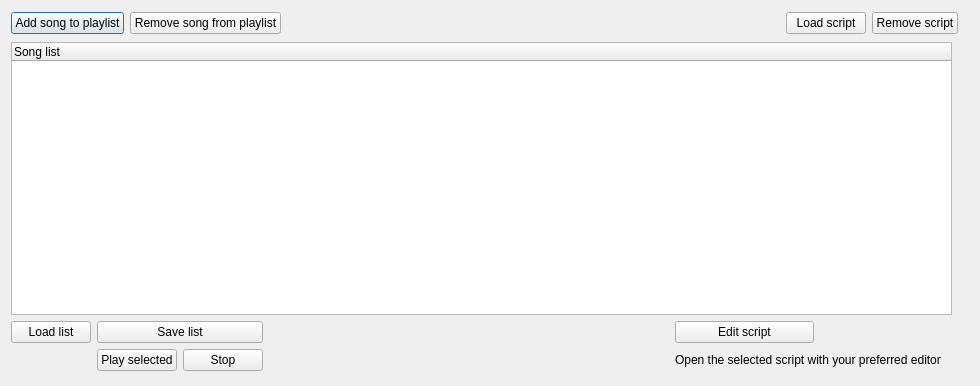
This is gui/src/PlaylistEditor/PlaylistDialog_UI.ui in hydrogen-music/hydrogen as Qt 5 draws it before an edit. The edited form follows.
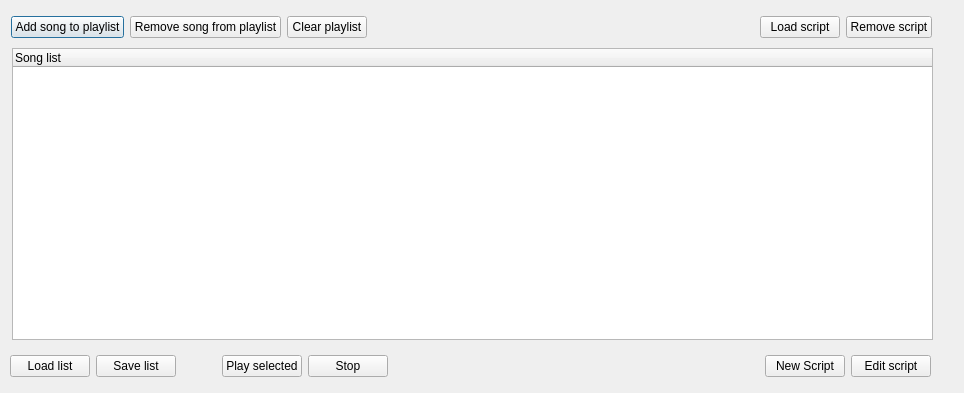
This is the edited form.

Commit message: several playlist improvements

Patch:
```diff
--- a/gui/src/PlaylistEditor/PlaylistDialog_UI.ui
+++ b/gui/src/PlaylistEditor/PlaylistDialog_UI.ui
@@ -5,8 +5,8 @@
    <rect>
     <x>0</x>
     <y>0</y>
-    <width>980</width>
-    <height>386</height>
+    <width>964</width>
+    <height>393</height>
    </rect>
   </property>
   <property name="windowTitle" >
@@ -16,14 +16,12 @@
    <property name="geometry" >
     <rect>
      <x>11</x>
-     <y>10</y>
-     <width>947</width>
-     <height>361</height>
+     <y>13</y>
+     <width>921</width>
+     <height>28</height>
     </rect>
    </property>
-   <layout class="QGridLayout" >
-    <item row="0" column="0" >
-     <layout class="QHBoxLayout" >
+   <layout class="QHBoxLayout" name="horizontalLayout_3" >
       <item>
        <widget class="QPushButton" name="addSongBTN" >
         <property name="text" >
@@ -38,6 +36,13 @@
         </property>
        </widget>
       </item>
+    <item>
+     <widget class="QPushButton" name="clearPlBTN" >
+      <property name="text" >
+       <string>Clear playlist</string>
+      </property>
+     </widget>
+    </item>
       <item>
        <spacer>
         <property name="orientation" >
@@ -45,8 +50,8 @@
         </property>
         <property name="sizeHint" stdset="0" >
          <size>
-          <width>41</width>
-          <height>26</height>
+        <width>368</width>
+        <height>23</height>
          </size>
         </property>
        </spacer>
@@ -66,11 +71,22 @@
        </widget>
       </item>
      </layout>
-    </item>
-    <item row="1" column="0" >
-     <layout class="QGridLayout" >
-      <item row="0" column="0" >
+  </widget>
        <widget class="QTreeWidget" name="m_pPlaylistTree" >
+   <property name="geometry" >
+    <rect>
+     <x>12</x>
+     <y>48</y>
+     <width>921</width>
+     <height>292</height>
+    </rect>
+   </property>
+   <property name="minimumSize" >
+    <size>
+     <width>0</width>
+     <height>271</height>
+    </size>
+   </property>
         <property name="acceptDrops" >
          <bool>false</bool>
         </property>
@@ -116,34 +132,48 @@
          </property>
         </column>
        </widget>
-      </item>
-      <item row="0" column="1" >
-       <layout class="QVBoxLayout" >
+  <widget class="QWidget" native="1" name="sideBarWidget" >
+   <property name="geometry" >
+    <rect>
+     <x>939</x>
+     <y>48</y>
+     <width>16</width>
+     <height>292</height>
+    </rect>
+   </property>
+  </widget>
+  <widget class="QWidget" name="layoutWidget" >
+   <property name="geometry" >
+    <rect>
+     <x>10</x>
+     <y>350</y>
+     <width>921</width>
+     <height>32</height>
+    </rect>
+   </property>
+   <layout class="QHBoxLayout" name="horizontalLayout_6" >
         <item>
-         <widget class="QWidget" native="1" name="sideBarWidget" />
-        </item>
-       </layout>
-      </item>
-     </layout>
-    </item>
-    <item row="2" column="0" >
-     <layout class="QGridLayout" >
-      <item row="0" column="0" >
+     <layout class="QHBoxLayout" name="horizontalLayout_5" >
+      <item>
+       <layout class="QHBoxLayout" name="horizontalLayout_2" >
+        <item>
        <widget class="QPushButton" name="loadListBTN" >
         <property name="text" >
          <string>Load list</string>
         </property>
        </widget>
       </item>
-      <item row="0" column="1" colspan="2" >
+        <item>
        <widget class="QPushButton" name="saveListBTN" >
         <property name="text" >
          <string>Save list</string>
         </property>
        </widget>
       </item>
-      <item row="0" column="3" >
-       <spacer>
+       </layout>
+      </item>
+      <item>
+       <spacer name="horizontalSpacer" >
         <property name="orientation" >
          <enum>Qt::Horizontal</enum>
         </property>
@@ -155,44 +185,52 @@
         </property>
        </spacer>
       </item>
-      <item row="0" column="4" >
-       <widget class="QPushButton" name="editScriptBTN" >
-        <property name="text" >
-         <string>Edit script</string>
-        </property>
-       </widget>
-      </item>
-      <item row="1" column="1" >
+      <item>
+       <layout class="QHBoxLayout" name="horizontalLayout" >
+        <item>
        <widget class="QPushButton" name="nodePlayBTN" >
         <property name="text" >
          <string>Play selected</string>
         </property>
        </widget>
       </item>
-      <item row="1" column="2" >
+        <item>
        <widget class="QPushButton" name="nodeStopBTN" >
         <property name="text" >
          <string>Stop</string>
         </property>
        </widget>
       </item>
-      <item row="1" column="3" >
-       <spacer>
+       </layout>
+      </item>
+     </layout>
+    </item>
+    <item>
+     <spacer name="horizontalSpacer_2" >
         <property name="orientation" >
          <enum>Qt::Horizontal</enum>
         </property>
         <property name="sizeHint" stdset="0" >
          <size>
-          <width>181</width>
+        <width>318</width>
           <height>20</height>
          </size>
         </property>
        </spacer>
       </item>
-      <item row="1" column="4" colspan="2" >
-       <widget class="QLabel" name="label" >
+    <item>
+     <layout class="QHBoxLayout" name="horizontalLayout_4" >
+      <item>
+       <widget class="QPushButton" name="newScriptBTN" >
         <property name="text" >
-         <string>Open the selected script with your preferred editor     </string>
+         <string>New Script</string>
+        </property>
+       </widget>
+      </item>
+      <item>
+       <widget class="QPushButton" name="editScriptBTN" >
+        <property name="text" >
+         <string>Edit script</string>
         </property>
        </widget>
       </item>
```
Lines whose indentation alone changed are shown as unchanged. The commit also changes 2 other files.
